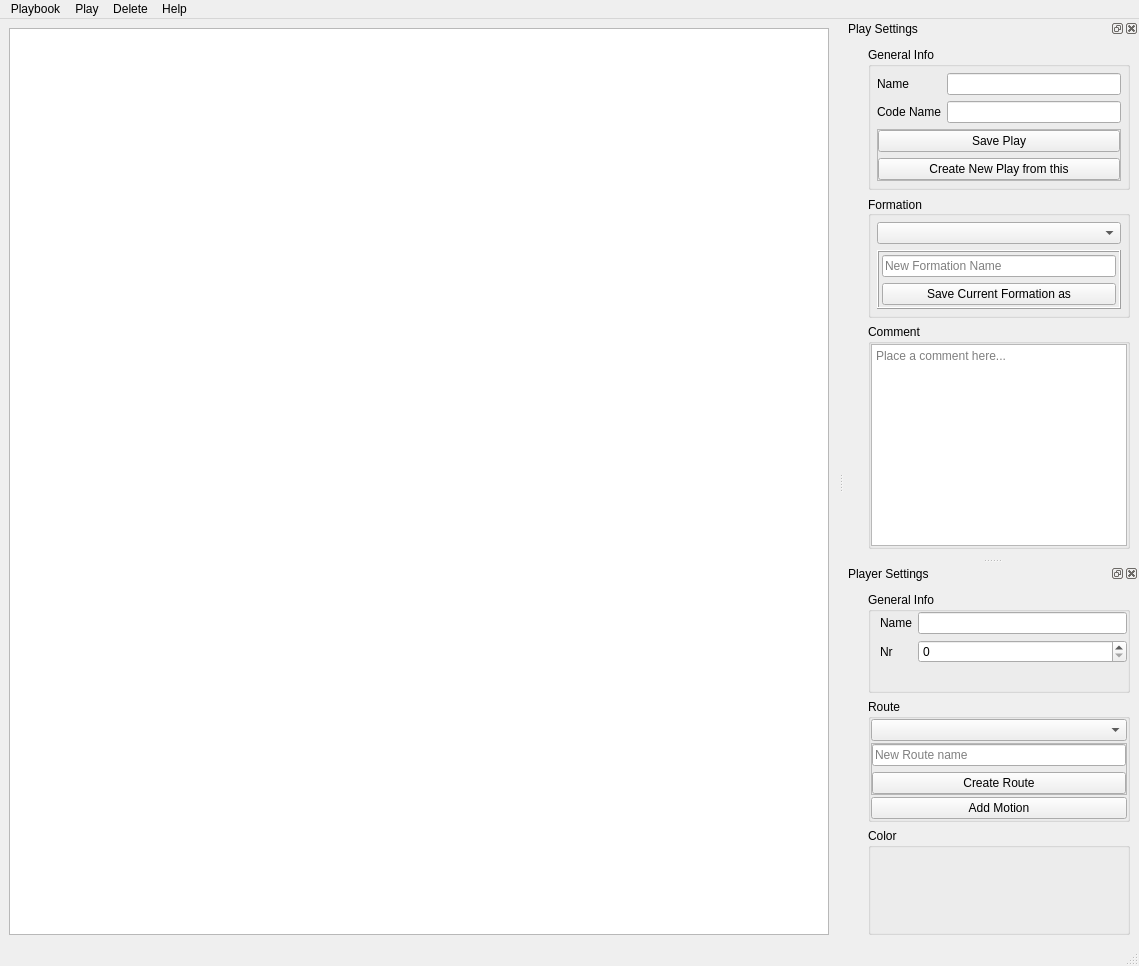
The window that src/dialogs/mainDialog.ui (obraunsdorf/playbook-creator) describes before a commit, drawn with Qt 5.
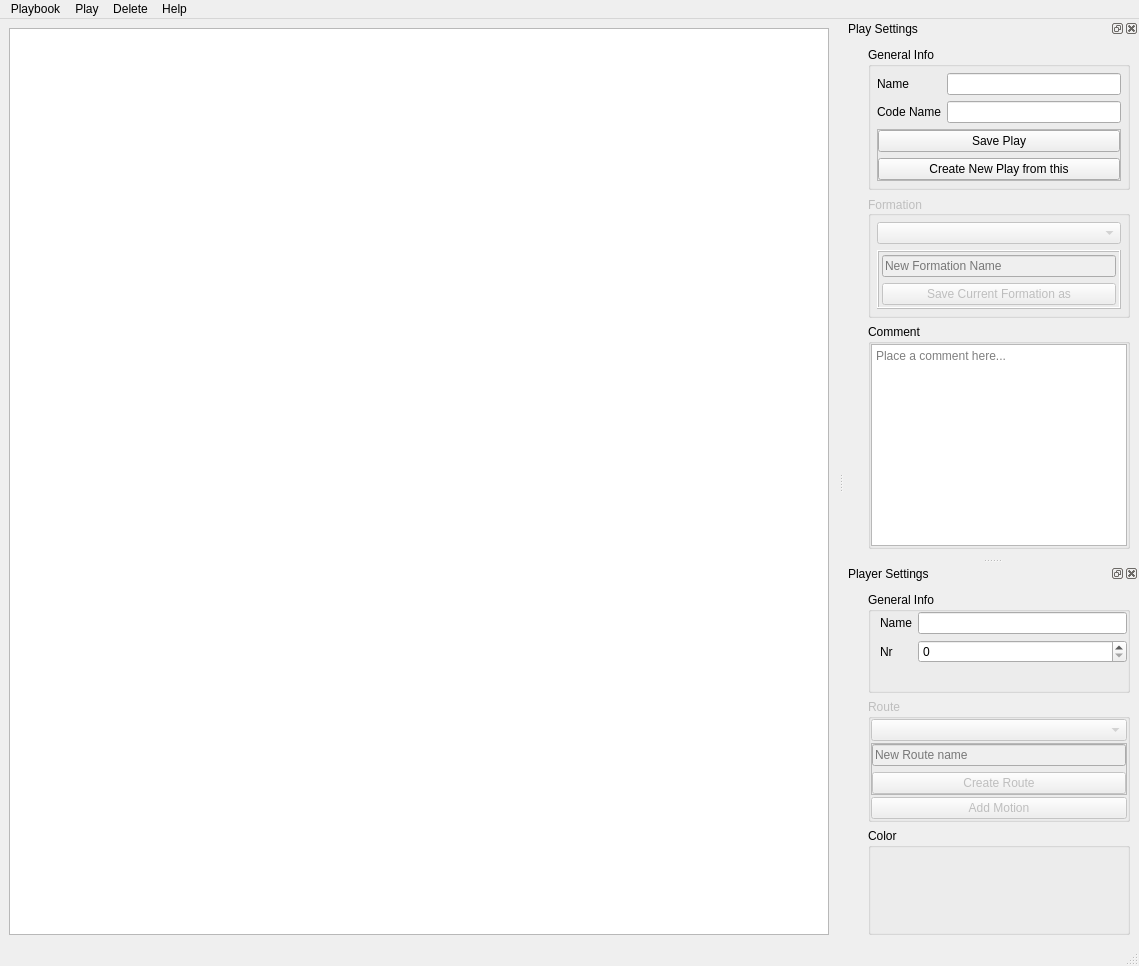
The same window after the commit. Custom widgets are drawn as their Qt base class.

Commit message: disable Route and Formation widgets in DockView

What changed in the file:
```diff
--- a/src/dialogs/mainDialog.ui
+++ b/src/dialogs/mainDialog.ui
@@ -194,6 +194,9 @@
      </item>
      <item>
       <widget class="QGroupBox" name="groupBox_2">
+       <property name="enabled">
+        <bool>false</bool>
+       </property>
        <property name="maximumSize">
         <size>
          <width>16777215</width>
@@ -396,6 +399,9 @@
      </item>
      <item>
       <widget class="QGroupBox" name="groupBox_3">
+       <property name="enabled">
+        <bool>false</bool>
+       </property>
        <property name="maximumSize">
         <size>
          <width>16777215</width>
```
